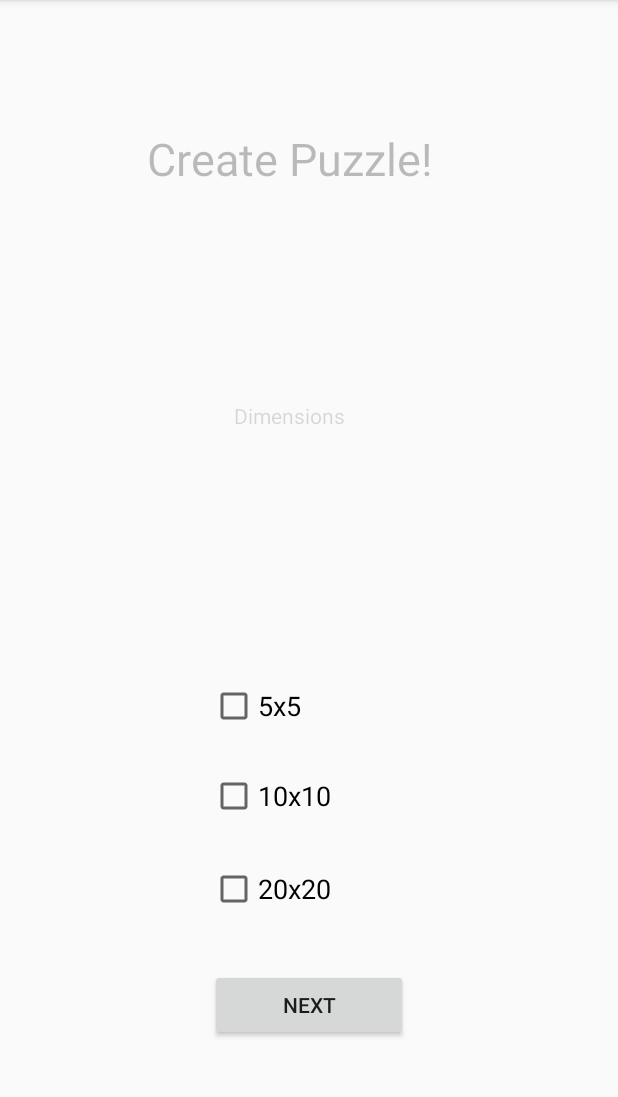
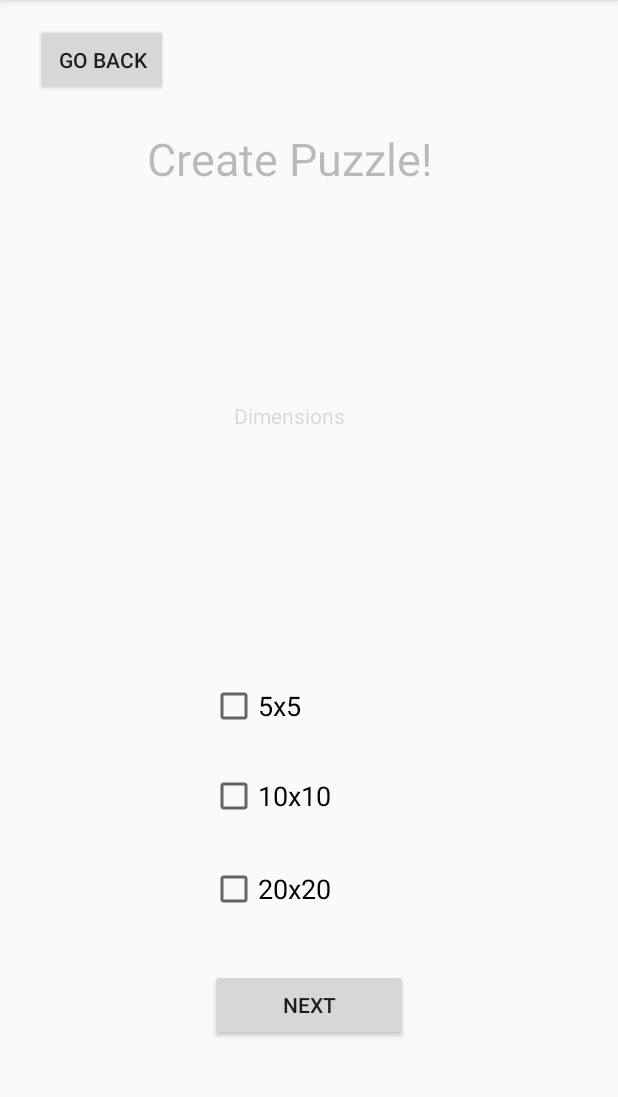
Before and after one commit to Claudia133/NonogamesProject, an Android app: the CreatePuzzle screen opened directly, with no data from a screen before it, on a phone screen of 412 x 824 dp, the part 84-1181 px from its top. Run offline under Robolectric (Android 15) with nearby library versions, the phone set to English and light mode, and no system bars.

Commit message:
linked back button of create puzzle activity and created level selection activity

```diff
--- a/app/src/main/java/com/example/claudiaalamillo/nonogamesproject/CreatePuzzle.java
+++ b/app/src/main/java/com/example/claudiaalamillo/nonogamesproject/CreatePuzzle.java
@@ -1,15 +1,32 @@
 package com.example.claudiaalamillo.nonogamesproject;
 
+import android.content.Intent;
 import android.support.v7.app.AppCompatActivity;
 import android.os.Bundle;
+import android.view.View;
+import android.widget.Button;
 
 
 public class CreatePuzzle extends AppCompatActivity {
-
 
     @Override
     protected void onCreate(Bundle savedInstanceState) {
         super.onCreate(savedInstanceState);
         setContentView(R.layout.activity_create_puzzle);
+
+        Button backButton = (Button) findViewById(R.id.button7);
+
+        backButton.setOnClickListener (new View.OnClickListener() {
+            @Override
+            public void onClick(View v) {
+                goToMainMenuActivity();
+            }
+} );
+        }
+
+    private void goToMainMenuActivity()
+    {
+        Intent intent = new Intent(this, MainMenuActivity.class);
+        startActivity(intent);
     }
 }
--- a/app/src/main/res/layout/activity_create_puzzle.xml
+++ b/app/src/main/res/layout/activity_create_puzzle.xml
@@ -96,4 +96,17 @@
         android:layout_marginBottom="74dp"
         app:layout_constraintLeft_toLeftOf="parent" />
 
+    <Button
+        android:id="@+id/button7"
+        android:layout_width="wrap_content"
+        android:layout_height="wrap_content"
+        android:layout_marginLeft="16dp"
+        android:layout_marginStart="24dp"
+        android:layout_marginTop="16dp"
+        android:text="Go Back"
+        app:layout_constraintLeft_toLeftOf="parent"
+        app:layout_constraintTop_toTopOf="parent"
+        tools:layout_constraintLeft_creator="1"
+        tools:layout_constraintTop_creator="1" />
+
 </android.support.constraint.ConstraintLayout>
```
Also changed, not shown: app/src/main/res/layout/activity_level_selection.xml (+84 -0 lines).
